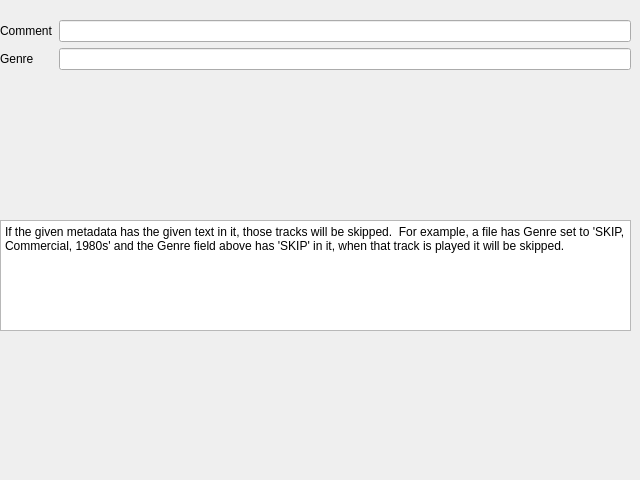
Qt form nowplaying/resources/ui/trackskip.ui (whatsnowplaying/whats-now-playing) before a commit.
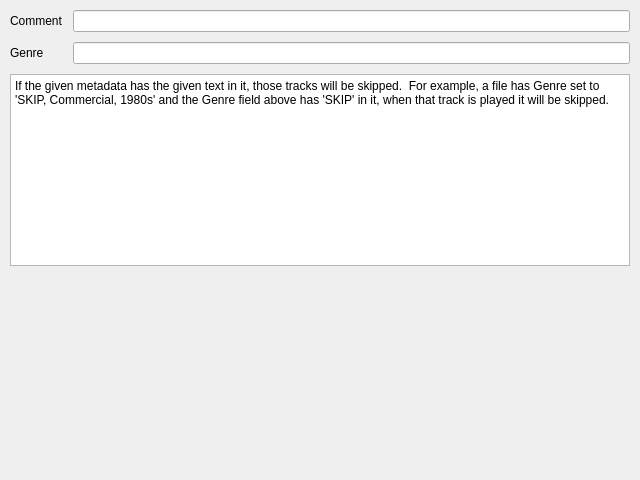
The same form after that commit.

Patch:
```diff
--- a/nowplaying/resources/ui/trackskip.ui
+++ b/nowplaying/resources/ui/trackskip.ui
@@ -16,29 +16,18 @@
   <property name="displayName" stdset="0">
    <string>Track Skip</string>
   </property>
-  <widget class="QWidget" name="formLayoutWidget">
-   <property name="geometry">
-    <rect>
-     <x>0</x>
-     <y>20</y>
-     <width>631</width>
-     <height>91</height>
-    </rect>
+  <layout class="QVBoxLayout" name="main_layout">
+   <property name="margin">
+    <number>10</number>
    </property>
+   <property name="spacing">
+    <number>10</number>
+   </property>
+   <item>
    <layout class="QFormLayout" name="formLayout">
     <property name="fieldGrowthPolicy">
-     <enum>QFormLayout::ExpandingFieldsGrow</enum>
-    </property>
-    <item row="1" column="1">
-     <widget class="QLineEdit" name="genre_lineedit"/>
-    </item>
-    <item row="1" column="0">
-     <widget class="QLabel" name="genre_label">
-      <property name="text">
-       <string>Genre</string>
-      </property>
-     </widget>
-    </item>
+      <enum>QFormLayout::AllNonFixedFieldsGrow</enum>
+     </property>
     <item row="0" column="0">
      <widget class="QLabel" name="comment_label">
       <property name="text">
@@ -49,16 +38,25 @@
     <item row="0" column="1">
      <widget class="QLineEdit" name="comment_lineedit"/>
     </item>
-   </layout>
-  </widget>
+     <item row="1" column="0">
+      <widget class="QLabel" name="genre_label">
+       <property name="text">
+        <string>Genre</string>
+       </property>
+      </widget>
+     </item>
+     <item row="1" column="1">
+      <widget class="QLineEdit" name="genre_lineedit"/>
+     </item>
+    </layout>
+   </item>
+   <item>
   <widget class="QTextBrowser" name="description">
-   <property name="geometry">
-    <rect>
-     <x>0</x>
-     <y>220</y>
-     <width>631</width>
-     <height>111</height>
-    </rect>
+     <property name="sizePolicy">
+      <sizepolicy hsizetype="Expanding" vsizetype="Preferred">
+       <horstretch>0</horstretch>
+       <verstretch>0</verstretch>
+      </sizepolicy>
    </property>
    <property name="html">
     <string>&lt;!DOCTYPE HTML PUBLIC &quot;-//W3C//DTD HTML 4.0//EN&quot; &quot;http://www.w3.org/TR/REC-html40/strict.dtd&quot;&gt;
@@ -68,6 +66,21 @@
 &lt;p style=&quot;margin-top:0px; margin-bottom:0px; margin-left:0px; margin-right:0px; -qt-block-indent:0; text-indent:0px&quot;&gt;If the given metadata has the given text in it, those tracks will be skipped.  For example, a file has Genre set to 'SKIP, Commercial, 1980s' and the Genre field above has 'SKIP' in it, when that track is played it will be skipped.&lt;/p&gt;&lt;/body&gt;&lt;/html&gt;</string>
    </property>
   </widget>
+   </item>
+   <item>
+    <spacer>
+     <property name="orientation">
+      <enum>Qt::Vertical</enum>
+     </property>
+     <property name="sizeHint" stdset="0">
+      <size>
+       <width>20</width>
+       <height>40</height>
+      </size>
+     </property>
+    </spacer>
+   </item>
+  </layout>
  </widget>
  <resources/>
  <connections/>
```
Lines whose indentation alone changed are shown as unchanged.
